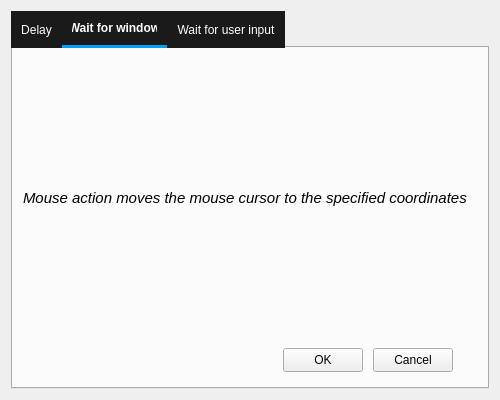
Above: src/ui/dialogdelay.ui from dxtruong16a4/BaseMacro before the change. Below: the same form after it.
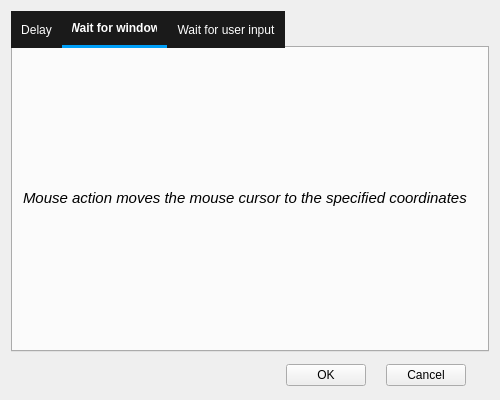
That is the form after the change. The open tabs and pages were chosen to show the change. Icons and pictures are not drawn.

What changed in the file:
```diff
--- a/src/ui/dialogdelay.ui
+++ b/src/ui/dialogdelay.ui
@@ -2,6 +2,9 @@
 <ui version="4.0">
  <class>DialogDelay</class>
  <widget class="QDialog" name="DialogDelay">
+  <property name="windowModality">
+   <enum>Qt::WindowModality::ApplicationModal</enum>
+  </property>
   <property name="geometry">
    <rect>
     <x>0</x>
@@ -46,6 +49,9 @@
   <layout class="QVBoxLayout" name="verticalLayout">
    <item>
     <widget class="QTabWidget" name="tabWidget">
+     <property name="focusPolicy">
+      <enum>Qt::FocusPolicy::NoFocus</enum>
+     </property>
      <property name="styleSheet">
       <string notr="true">QTabBar::tab {
     background-color: #1A1A1A;
@@ -114,56 +120,6 @@
         <bool>true</bool>
        </property>
       </widget>
-      <widget class="QPushButton" name="btnOk">
-       <property name="geometry">
-        <rect>
-         <x>270</x>
-         <y>300</y>
-         <width>80</width>
-         <height>24</height>
-        </rect>
-       </property>
-       <property name="maximumSize">
-        <size>
-         <width>80</width>
-         <height>24</height>
-        </size>
-       </property>
-       <property name="styleSheet">
-        <string notr="true"/>
-       </property>
-       <property name="text">
-        <string>OK</string>
-       </property>
-       <property name="shortcut">
-        <string>Return</string>
-       </property>
-      </widget>
-      <widget class="QPushButton" name="btnCancel">
-       <property name="geometry">
-        <rect>
-         <x>360</x>
-         <y>300</y>
-         <width>80</width>
-         <height>24</height>
-        </rect>
-       </property>
-       <property name="maximumSize">
-        <size>
-         <width>80</width>
-         <height>24</height>
-        </size>
-       </property>
-       <property name="styleSheet">
-        <string notr="true"/>
-       </property>
-       <property name="text">
-        <string>Cancel</string>
-       </property>
-       <property name="shortcut">
-        <string>Esc</string>
-       </property>
-      </widget>
       <widget class="QSpinBox" name="sbTotal">
        <property name="geometry">
         <rect>
@@ -185,6 +141,9 @@
          <height>32</height>
         </size>
        </property>
+       <property name="focusPolicy">
+        <enum>Qt::FocusPolicy::StrongFocus</enum>
+       </property>
        <property name="styleSheet">
         <string notr="true">QSpinBox {
 background: #1A1A1A;
@@ -216,11 +175,14 @@
        <property name="buttonSymbols">
         <enum>QAbstractSpinBox::ButtonSymbols::UpDownArrows</enum>
        </property>
+       <property name="correctionMode">
+        <enum>QAbstractSpinBox::CorrectionMode::CorrectToPreviousValue</enum>
+       </property>
        <property name="minimum">
-        <number>0</number>
+        <number>1</number>
        </property>
        <property name="maximum">
-        <number>3600000</number>
+        <number>3599999</number>
        </property>
        <property name="singleStep">
         <number>100</number>
@@ -229,10 +191,10 @@
         <enum>QAbstractSpinBox::StepType::DefaultStepType</enum>
        </property>
        <property name="value">
-        <number>0</number>
+        <number>1</number>
        </property>
       </widget>
-      <widget class="QLabel" name="lbMiliseconds">
+      <widget class="QLabel" name="lbMilliseconds">
        <property name="geometry">
         <rect>
          <x>90</x>
@@ -248,7 +210,7 @@
 </string>
        </property>
        <property name="text">
-        <string>Miliseconds:</string>
+        <string>Milliseconds:</string>
        </property>
        <property name="alignment">
         <set>Qt::AlignmentFlag::AlignRight|Qt::AlignmentFlag::AlignTrailing|Qt::AlignmentFlag::AlignVCenter</set>
@@ -297,6 +259,9 @@
          <height>32</height>
         </size>
        </property>
+       <property name="focusPolicy">
+        <enum>Qt::FocusPolicy::ClickFocus</enum>
+       </property>
        <property name="styleSheet">
         <string notr="true">QSpinBox {
 background: #1A1A1A;
@@ -365,6 +330,9 @@
          <height>32</height>
         </size>
        </property>
+       <property name="focusPolicy">
+        <enum>Qt::FocusPolicy::ClickFocus</enum>
+       </property>
        <property name="styleSheet">
         <string notr="true">QSpinBox {
 background: #1A1A1A;
@@ -412,7 +380,7 @@
         <number>0</number>
        </property>
       </widget>
-      <widget class="QSpinBox" name="sbMiliseconds">
+      <widget class="QSpinBox" name="sbMilliseconds">
        <property name="geometry">
         <rect>
          <x>190</x>
@@ -433,6 +401,9 @@
          <height>32</height>
         </size>
        </property>
+       <property name="focusPolicy">
+        <enum>Qt::FocusPolicy::ClickFocus</enum>
+       </property>
        <property name="styleSheet">
         <string notr="true">QSpinBox {
 background: #1A1A1A;
@@ -464,9 +435,6 @@
        <property name="buttonSymbols">
         <enum>QAbstractSpinBox::ButtonSymbols::UpDownArrows</enum>
        </property>
-       <property name="minimum">
-        <number>0</number>
-       </property>
        <property name="maximum">
         <number>999</number>
        </property>
@@ -477,7 +445,7 @@
         <enum>QAbstractSpinBox::StepType::DefaultStepType</enum>
        </property>
        <property name="value">
-        <number>0</number>
+        <number>1</number>
        </property>
       </widget>
       <widget class="QLabel" name="lb2">
@@ -540,7 +508,7 @@
 </string>
        </property>
        <property name="text">
-        <string>miliseconds</string>
+        <string>milliseconds</string>
        </property>
        <property name="alignment">
         <set>Qt::AlignmentFlag::AlignLeading|Qt::AlignmentFlag::AlignLeft|Qt::AlignmentFlag::AlignVCenter</set>
@@ -570,56 +538,6 @@
         <string>Mouse action moves the mouse cursor to the specified coordinates</string>
        </property>
       </widget>
-      <widget class="QPushButton" name="btnOk_2">
-       <property name="geometry">
-        <rect>
-         <x>270</x>
-         <y>300</y>
-         <width>80</width>
-         <height>24</height>
-        </rect>
-       </property>
-       <property name="maximumSize">
-        <size>
-         <width>80</width>
-         <height>24</height>
-        </size>
-       </property>
-       <property name="styleSheet">
-        <string notr="true"/>
-       </property>
-       <property name="text">
-        <string>OK</string>
-       </property>
-       <property name="shortcut">
-        <string>Return</string>
-       </property>
-      </widget>
-      <widget class="QPushButton" name="btnCancel_2">
-       <property name="geometry">
-        <rect>
-         <x>360</x>
-         <y>300</y>
-         <width>80</width>
-         <height>24</height>
-        </rect>
-       </property>
-       <property name="maximumSize">
-        <size>
-         <width>80</width>
-         <height>24</height>
-        </size>
-       </property>
-       <property name="styleSheet">
-        <string notr="true"/>
-       </property>
-       <property name="text">
-        <string>Cancel</string>
-       </property>
-       <property name="shortcut">
-        <string>Esc</string>
-       </property>
-      </widget>
      </widget>
      <widget class="QWidget" name="DelayUserInput">
       <attribute name="title">
@@ -628,8 +546,8 @@
       <widget class="QLabel" name="lbTitle_3">
        <property name="geometry">
         <rect>
-         <x>0</x>
-         <y>50</y>
+         <x>10</x>
+         <y>10</y>
          <width>471</width>
          <height>20</height>
         </rect>
@@ -644,21 +562,62 @@
         <string>Mouse action moves the mouse cursor to the specified coordinates</string>
        </property>
       </widget>
-      <widget class="QPushButton" name="btnOk_3">
-       <property name="geometry">
-        <rect>
-         <x>270</x>
-         <y>300</y>
-         <width>80</width>
-         <height>24</height>
-        </rect>
-       </property>
+     </widget>
+    </widget>
+   </item>
+   <item>
+    <widget class="QGroupBox" name="groupBox">
+     <property name="styleSheet">
+      <string notr="true">QGroupBox{
+border-radius:10px;
+}</string>
+     </property>
+     <property name="title">
+      <string/>
+     </property>
+     <property name="alignment">
+      <set>Qt::AlignmentFlag::AlignLeading|Qt::AlignmentFlag::AlignLeft|Qt::AlignmentFlag::AlignVCenter</set>
+     </property>
+     <layout class="QHBoxLayout" name="horizontalLayout">
+      <property name="spacing">
+       <number>0</number>
+      </property>
+      <property name="leftMargin">
+       <number>0</number>
+      </property>
+      <property name="topMargin">
+       <number>0</number>
+      </property>
+      <property name="rightMargin">
+       <number>0</number>
+      </property>
+      <property name="bottomMargin">
+       <number>0</number>
+      </property>
+      <item>
+       <spacer name="hSpacer1">
+        <property name="orientation">
+         <enum>Qt::Orientation::Horizontal</enum>
+        </property>
+        <property name="sizeHint" stdset="0">
+         <size>
+          <width>40</width>
+          <height>20</height>
+         </size>
+        </property>
+       </spacer>
+      </item>
+      <item>
+       <widget class="QPushButton" name="btnOk">
        <property name="maximumSize">
         <size>
          <width>80</width>
          <height>24</height>
         </size>
        </property>
+        <property name="focusPolicy">
+         <enum>Qt::FocusPolicy::NoFocus</enum>
+        </property>
        <property name="styleSheet">
         <string notr="true"/>
        </property>
@@ -669,21 +628,34 @@
         <string>Return</string>
        </property>
       </widget>
-      <widget class="QPushButton" name="btnCancel_3">
-       <property name="geometry">
-        <rect>
-         <x>360</x>
-         <y>300</y>
-         <width>80</width>
-         <height>24</height>
-        </rect>
-       </property>
+      </item>
+      <item>
+       <spacer name="hSpacer2">
+        <property name="orientation">
+         <enum>Qt::Orientation::Horizontal</enum>
+        </property>
+        <property name="sizeType">
+         <enum>QSizePolicy::Policy::Fixed</enum>
+        </property>
+        <property name="sizeHint" stdset="0">
+         <size>
+          <width>20</width>
+          <height>20</height>
+         </size>
+        </property>
+       </spacer>
+      </item>
+      <item>
+       <widget class="QPushButton" name="btnCancel">
        <property name="maximumSize">
         <size>
          <width>80</width>
          <height>24</height>
         </size>
        </property>
+        <property name="focusPolicy">
+         <enum>Qt::FocusPolicy::NoFocus</enum>
+        </property>
        <property name="styleSheet">
         <string notr="true"/>
        </property>
@@ -694,7 +666,24 @@
         <string>Esc</string>
        </property>
       </widget>
-     </widget>
+      </item>
+      <item>
+       <spacer name="hSpacer3">
+        <property name="orientation">
+         <enum>Qt::Orientation::Horizontal</enum>
+        </property>
+        <property name="sizeType">
+         <enum>QSizePolicy::Policy::Fixed</enum>
+        </property>
+        <property name="sizeHint" stdset="0">
+         <size>
+          <width>20</width>
+          <height>20</height>
+         </size>
+        </property>
+       </spacer>
+      </item>
+     </layout>
     </widget>
    </item>
   </layout>
```
Lines whose indentation alone changed are shown as unchanged.
